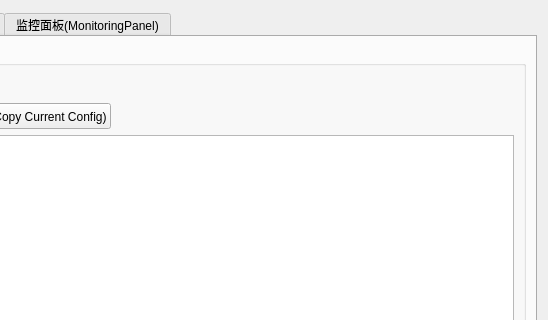
This is src/ui/main_page/ui_main_page.ui in hsLzw/ARKServerTool as Qt 5 draws it before an edit; both pictures show x 432 to 980 and y 0 to 320 of the 980 by 750 pixel window. The edited form follows.
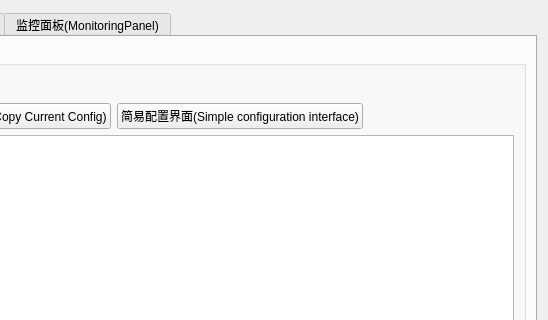
This is the edited form. The open tabs and pages were chosen to show the change.

Commit message: 预添加简易配置界面

The edit to the form file:
```diff
--- a/src/ui/main_page/ui_main_page.ui
+++ b/src/ui/main_page/ui_main_page.ui
@@ -868,6 +868,13 @@
                     </property>
                    </widget>
                   </item>
+                  <item>
+                   <widget class="QPushButton" name="simple_config_btn">
+                    <property name="text">
+                     <string>简易配置界面(Simple configuration interface)</string>
+                    </property>
+                   </widget>
+                  </item>
                   <item>
                    <spacer name="horizontalSpacer_12">
                     <property name="orientation">
```
Left out of the diff: 2 changed lines with no effect on the pictures. The commit also changes 2 other files.
